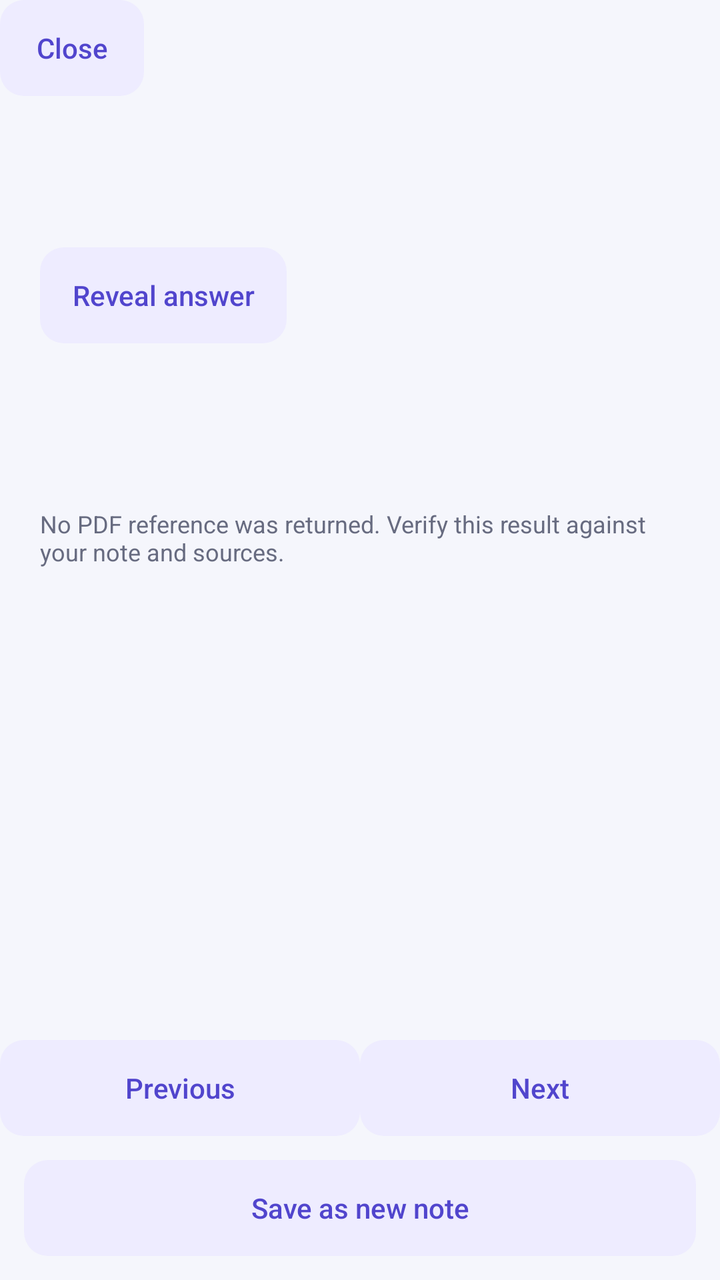
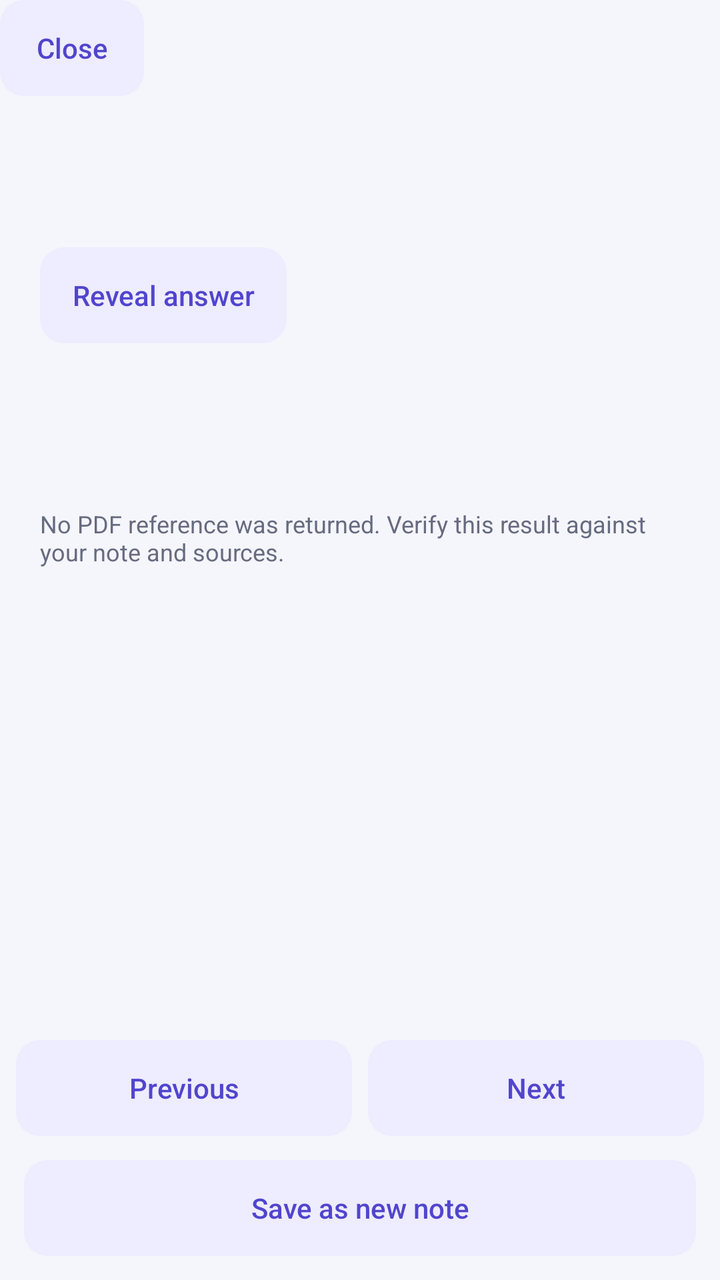

Compare the two renders of this Android layout. The source of the first and the diff that turns it into the second are given below.
<!-- AndroidManifest.xml: application theme Theme.Stride -->
<!-- res/layout/dialog_note_ai_study.xml -->
<?xml version="1.0" encoding="utf-8"?>
<LinearLayout xmlns:android="http://schemas.android.com/apk/res/android"
    android:layout_width="match_parent"
    android:layout_height="match_parent"
    android:orientation="vertical"
    android:background="@color/notes_background">
    <LinearLayout
        android:layout_width="match_parent"
        android:layout_height="wrap_content"
        android:orientation="horizontal"
        android:gravity="center_vertical">
        <Button
            android:id="@+id/close_button"
            style="@style/StrideNotesTextButton"
            android:text="@string/note_ai_close" />
        <TextView
            android:id="@+id/study_title"
            android:layout_height="wrap_content"
            android:textColor="@color/notes_ink"
            android:layout_width="0dp"
            android:layout_weight="1"
            android:padding="12dp"
            android:textStyle="bold"
            android:textSize="18sp" />
    </LinearLayout>
    <TextView
        android:id="@+id/feedback_text"
        android:layout_width="match_parent"
        android:layout_height="wrap_content"
        android:padding="12dp"
        android:textColor="@color/notes_muted"
        android:accessibilityLiveRegion="polite"
        android:visibility="gone" />
    <ScrollView
        android:layout_width="match_parent"
        android:layout_height="0dp"
        android:layout_weight="1"
        android:fillViewport="true">
        <LinearLayout
            android:layout_width="match_parent"
            android:layout_height="wrap_content"
            android:orientation="vertical"
            android:padding="20dp">
            <TextView
                android:id="@+id/counter"
                android:layout_width="match_parent"
                android:layout_height="wrap_content"
                android:textSize="14sp"
                android:textColor="@color/notes_accent"
                android:paddingBottom="12dp" />
            <TextView
                android:id="@+id/study_content"
                android:layout_width="match_parent"
                android:layout_height="wrap_content"
                android:textColor="@color/notes_ink"
                android:textSize="18sp"
                android:textIsSelectable="true"
                android:lineSpacingExtra="5dp" />
            <Button
                android:id="@+id/reveal_button"
                style="@style/StrideNotesTextButton"
                android:text="@string/note_ai_reveal" />
            <androidx.recyclerview.widget.RecyclerView
                android:id="@+id/options_list"
                android:layout_width="match_parent"
                android:layout_height="wrap_content"
                android:nestedScrollingEnabled="false" />
            <TextView
                android:id="@+id/explanation"
                android:layout_width="match_parent"
                android:layout_height="wrap_content"
                android:textColor="@color/notes_ink"
                android:textSize="14sp"
                android:paddingTop="16dp"
                android:textIsSelectable="true"
                android:lineSpacingExtra="4dp" />
            <TextView
                android:id="@+id/score"
                android:layout_width="match_parent"
                android:layout_height="wrap_content"
                android:textColor="@color/notes_ink"
                android:textSize="14sp"
                android:paddingTop="12dp"
                android:textStyle="bold" />
            <TextView
                android:id="@+id/no_citations"
                android:layout_width="match_parent"
                android:layout_height="wrap_content"
                android:text="@string/note_ai_no_citations"
                android:textSize="12sp"
                android:textColor="@color/notes_muted"
                android:paddingTop="16dp" />
            <androidx.recyclerview.widget.RecyclerView
                android:id="@+id/citations_list"
                android:layout_width="match_parent"
                android:layout_height="wrap_content"
                android:paddingTop="12dp" />
        </LinearLayout>
    </ScrollView>
    <LinearLayout
        android:layout_width="match_parent"
        android:layout_height="wrap_content"
        android:orientation="horizontal"
        android:gravity="center_vertical">
        <Button
            android:id="@+id/previous_button"
            style="@style/StrideNotesTextButton"
            android:text="@string/note_ai_previous"
            android:layout_width="0dp"
            android:layout_weight="1" />
        <Button
            android:id="@+id/next_button"
            style="@style/StrideNotesTextButton"
            android:text="@string/note_ai_next"
            android:layout_width="0dp"
            android:layout_weight="1" />
    </LinearLayout>
    <Button
        android:id="@+id/save_button"
        style="@style/StrideNotesTextButton"
        android:text="@string/note_ai_save"
        android:layout_width="match_parent"
        android:layout_margin="12dp" />
</LinearLayout>
<!-- resources referenced by this layout -->
<resources>
  <color name="notes_accent">#5145CD</color>
  <color name="notes_background">#F5F6FC</color>
  <color name="notes_ink">#242440</color>
  <color name="notes_muted">#676B80</color>
  <string name="note_ai_close">Close</string>
  <string name="note_ai_next">Next</string>
  <string name="note_ai_no_citations">No PDF reference was returned. Verify this result against your note and sources.</string>
  <string name="note_ai_previous">Previous</string>
  <string name="note_ai_reveal">Reveal answer</string>
  <string name="note_ai_save">Save as new note</string>
  <style name="StrideNotesTextButton" parent="StrideNotesButton">
          <item name="android:background">@drawable/bg_notes_field</item>
          <item name="android:textColor">@color/notes_accent</item>
      </style>
  <style name="Theme.Stride" parent="android:style/Theme.Material.Light.NoActionBar">
          <item name="android:fontFamily">sans-serif</item>
          <item name="android:colorAccent">@color/stride_primary</item>
          <item name="android:navigationBarColor">@color/stride_primary</item>
          <item name="android:windowLightStatusBar">false</item>
          <item name="android:statusBarColor">@color/stride_primary</item>
      </style>
  <style name="StrideNotesButton">
          <item name="android:layout_width">wrap_content</item>
          <item name="android:layout_height">wrap_content</item>
          <item name="android:minHeight">48dp</item>
          <item name="android:minWidth">72dp</item>
          <item name="android:paddingStart">16dp</item>
          <item name="android:paddingEnd">16dp</item>
          <item name="android:paddingTop">10dp</item>
          <item name="android:paddingBottom">10dp</item>
          <item name="android:background">@drawable/bg_notes_button</item>
          <item name="android:backgroundTint">@null</item>
          <item name="android:elevation">0dp</item>
          <item name="android:translationZ">0dp</item>
          <item name="android:stateListAnimator">@null</item>
          <item name="android:textAllCaps">false</item>
          <item name="android:fontFamily">sans-serif-medium</item>
          <item name="android:textSize">14sp</item>
          <item name="android:textColor">@android:color/white</item>
      </style>
  <!-- drawable bg_notes_field (drawable) -->
  <?xml version="1.0" encoding="utf-8"?>
  <shape xmlns:android="http://schemas.android.com/apk/res/android">
      <solid android:color="@color/notes_soft" />
      <corners android:radius="12dp" />
  </shape>
  <color name="stride_primary">#4F46E5</color>
  <!-- drawable bg_notes_button (drawable) -->
  <?xml version="1.0" encoding="utf-8"?>
  <ripple xmlns:android="http://schemas.android.com/apk/res/android" android:color="#30FFFFFF">
      <item>
          <shape>
              <solid android:color="@color/notes_accent" />
              <corners android:radius="12dp" />
          </shape>
      </item>
  </ripple>
  <color name="notes_soft">#EEECFF</color>
</resources>

<!-- the commit's change to res/layout/dialog_note_ai_study.xml (unified diff, before → after) -->
@@ -107,13 +107,17 @@
             style="@style/StrideNotesTextButton"
             android:text="@string/note_ai_previous"
             android:layout_width="0dp"
-            android:layout_weight="1" />
+            android:layout_weight="1"
+            android:layout_marginEnd="4dp"
+            android:layout_marginStart="8dp"/>
         <Button
             android:id="@+id/next_button"
             style="@style/StrideNotesTextButton"
             android:text="@string/note_ai_next"
             android:layout_width="0dp"
-            android:layout_weight="1" />
+            android:layout_weight="1"
+            android:layout_marginStart="4dp"
+            android:layout_marginEnd="8dp"/>
     </LinearLayout>
     <Button
         android:id="@+id/save_button"
